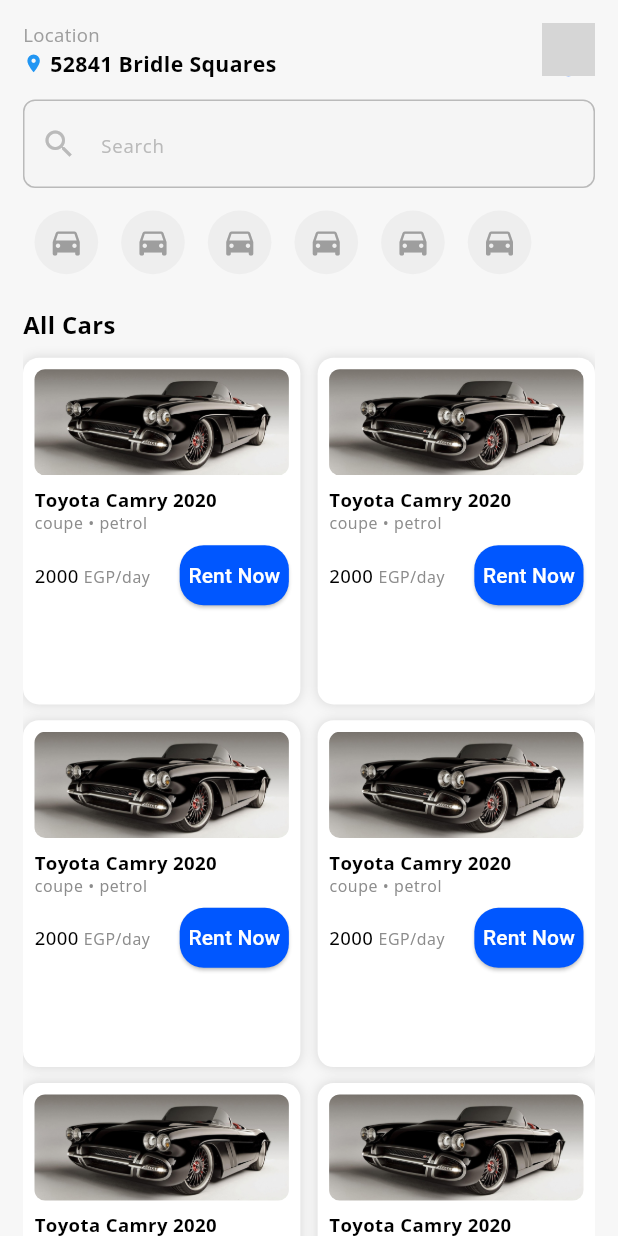
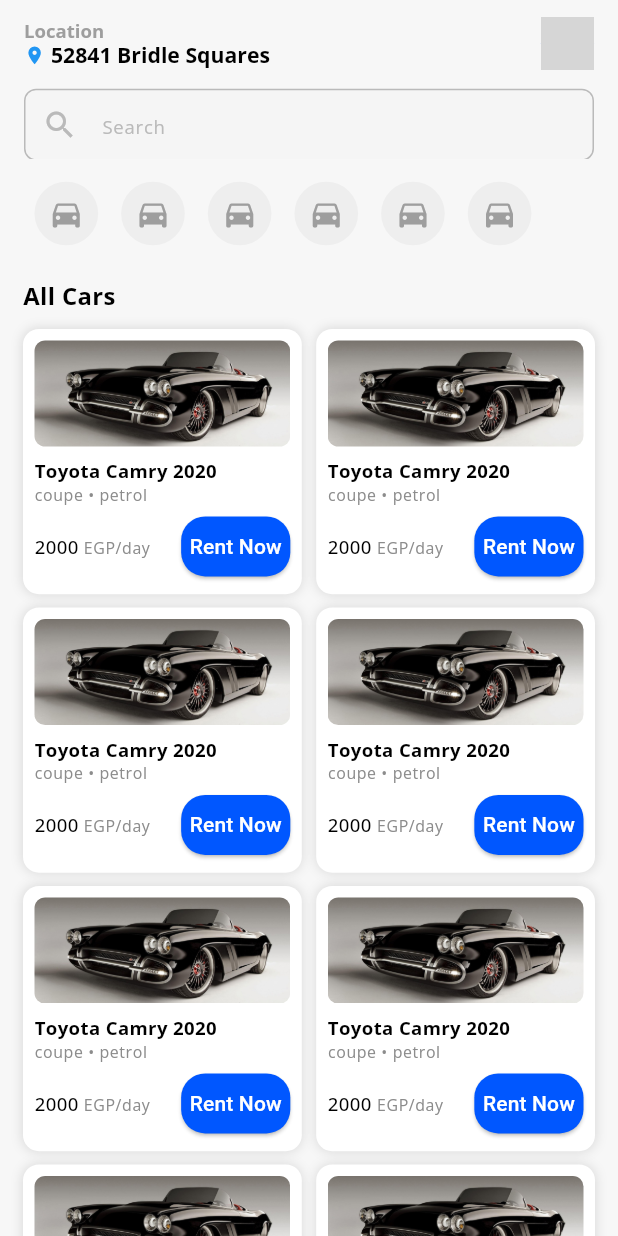
Before and after one commit to MostafaQurany/Taagira, a Flutter app: the screen it shows after launch, on a phone screen of 412 x 824 dp. Run offline on Flutter 3.47's test engine with Material 3 defaults, Android fonts, the phone set to English and light mode, and no system bars; our stand-ins replace bloc, carousel_slider, cloud_firestore, firebase_auth, firebase_core, flutter_bloc and 7 more; accounts and stored records are empty; grey boxes are pictures that could not be loaded.

Commit message:
- make the car_car_builder with sliver for easlly scrolling

```diff
--- a/lib/core/routes/app_router.dart
+++ b/lib/core/routes/app_router.dart
@@ -3,12 +3,14 @@
 import 'package:taggira/core/di/di.dart'; // Assuming you use get_it (`sl`)
 import 'package:taggira/core/routes/routes.dart';
 import 'package:taggira/features/car/cubit/add_car_cubit.dart';
+import 'package:taggira/features/car/models/car_model.dart';
 import 'package:taggira/features/car/ui/add_car_screen.dart';
 import 'package:taggira/features/auth/cubit/auth_cubit.dart';
 import 'package:taggira/features/auth/ui/register_screen.dart';
 import 'package:taggira/features/auth/ui/screens/login/login_screen.dart';
 import 'package:taggira/features/auth/ui/screens/otp/otp_screen.dart';
 import 'package:taggira/features/auth/ui/screens/sign%20up/sign_up_screen.dart';
+import 'package:taggira/features/car/ui/car_card_details_screen.dart';
 import 'package:taggira/features/car/ui/car_home_screen.dart';
 
 class AppRouter {
@@ -21,6 +23,16 @@
               create: (context) => getIt<AddCarCubit>(),
               child: CarHomeScreen(),
             ),
+        routes: [
+          GoRoute(
+            path: "/${Routes.carCardDetailsScreen}",
+            name: Routes.carCardDetailsScreen,
+            builder: (context, state) {
+              final carModel = state.extra as CarModel;
+              return CarCardDetailsScreen(carModel: carModel);
+            },
+          ),
+        ],
       ),
       // RegisterScreen (no AuthCubit)
       //GoRoute(path: '/', builder: (context, state) => RegisterScreen()),
--- a/lib/core/routes/routes.dart
+++ b/lib/core/routes/routes.dart
@@ -4,5 +4,6 @@
   static const String loginScreen = "LoginScreen";
   static const String otpScreen = "OTPScreen";
   static const String homeLayout = "HomeLayout";
-  static const String newLoginScreen = "New Login Screen";
+  static const String newLoginScreen = "NewLoginScreen";
+  static const String carCardDetailsScreen = "CarCardDetailsScreen";
 }
--- a/lib/features/car/ui/car_home_screen.dart
+++ b/lib/features/car/ui/car_home_screen.dart
@@ -1,9 +1,7 @@
 import 'package:flutter/material.dart';
 import 'package:flutter_screenutil/flutter_screenutil.dart';
-import 'package:lucide_icons/lucide_icons.dart';
-import 'package:carousel_slider/carousel_slider.dart';
-import 'package:taggira/features/car/models/car_model.dart';
-import 'package:taggira/features/car/ui/widgets/carHome/car_card.dart';
+import 'package:taggira/core/utils/extensions/app_extensions.dart';
+import 'package:taggira/features/car/ui/widgets/carHome/car_card_builder.dart';
 
 class CarHomeScreen extends StatelessWidget {
   const CarHomeScreen({super.key});
@@ -12,13 +10,19 @@
   Widget build(BuildContext context) {
     return Scaffold(
       body: SafeArea(
-        child: Padding(
-          padding: EdgeInsets.symmetric(horizontal: 16.w),
-          child: SingleChildScrollView(
-            child: Column(
-              crossAxisAlignment: CrossAxisAlignment.start,
+        child: CustomScrollView(
+          //  key: const PageStorageKey('car_home_scroll'),
+          slivers: [
+            SliverAppBar(
+              floating: true,
+              snap: true,
+              backgroundColor: Theme.of(context).scaffoldBackgroundColor,
+              elevation: 0,
+              toolbarHeight: 120.h,
+              title: Column(
                 children: [
-                SizedBox(height: 16.h),
+                  hSize(h: 14),
+
                   Row(
                     mainAxisAlignment: MainAxisAlignment.spaceBetween,
                     children: [
@@ -27,7 +31,10 @@
                         children: [
                           Text(
                             "Location",
-                          style: TextStyle(color: Colors.grey, fontSize: 14.sp),
+                            style: TextStyle(
+                              color: Colors.grey,
+                              fontSize: 14.sp,
+                            ),
                           ),
                           Row(
                             children: [
@@ -48,17 +55,23 @@
                           ),
                         ],
                       ),
+
+                      SizedBox(width: 8.w),
                       CircleAvatar(
                         radius: 20.r,
                         backgroundImage: AssetImage('assets/images/user.png'),
                       ),
                     ],
                   ),
-                SizedBox(height: 16.h),
-                TextField(
+                  hSize(h: 14),
+                  Row(
+                    children: [
+                      Expanded(
+                        child: TextField(
                           decoration: InputDecoration(
                             hintText: "Search",
                             prefixIcon: Icon(Icons.search),
+                            contentPadding: EdgeInsets.zero,
                             border: OutlineInputBorder(
                               borderRadius: BorderRadius.circular(12.r),
                               borderSide: BorderSide.none,
@@ -67,7 +80,20 @@
                             fillColor: Colors.grey.shade100,
                           ),
                         ),
+                      ),
+                    ],
+                  ),
+                ],
+              ),
+            ),
+            SliverToBoxAdapter(
+              child: Padding(
+                padding: EdgeInsets.symmetric(horizontal: 16.w),
+                child: Column(
+                  crossAxisAlignment: CrossAxisAlignment.start,
+                  children: [
                     SizedBox(height: 16.h),
+
                     SizedBox(
                       height: 50.h,
                       child: ListView(
@@ -79,7 +105,10 @@
                             child: CircleAvatar(
                               radius: 24.r,
                               backgroundColor: Colors.grey.shade200,
-                          child: Icon(Icons.directions_car, color: Colors.grey),
+                              child: Icon(
+                                Icons.directions_car,
+                                color: Colors.grey,
+                              ),
                             ),
                           ),
                         ),
@@ -94,62 +123,15 @@
                       ),
                     ),
                     SizedBox(height: 12.h),
-                GridView.count(
-                  physics: NeverScrollableScrollPhysics(),
-                  shrinkWrap: true,
-                  crossAxisCount: 2,
-                  crossAxisSpacing: 12.w,
-                  mainAxisSpacing: 12.h,
-                  childAspectRatio: 0.8,
-                  children: List.generate(
-                    6,
-                    (index) => CarCard(
-                      carModel: CarModel(
-                        id: "id",
-                        ownerId: "ownerId",
-                        images: [],
-                        brand: "Toyota",
-                        model: "Camry",
-                        year: 2020,
-                        type: CarType.coupe,
-                        transmission: CarTransmission.automatic,
-                        fuelType: CarFuelType.petrol,
-                        seats: 6,
-                        color: "Color",
-                        pricePerDay: 2000,
-                        location: "Egypt",
-                        isAvailable: true,
-                        createdAt: DateTime.now(),
-                      ),
-                    ),
-                  ),
-                ),
-                SizedBox(height: 80.h),
                   ],
                 ),
               ),
             ),
+            CarCardBuilder(),
+            SliverToBoxAdapter(child: SizedBox(height: 80.h)),
+          ],
         ),
-      // bottomNavigationBar: BottomNavigationBar(
-      //   type: BottomNavigationBarType.fixed,
-      //   selectedItemColor: Colors.blue,
-      //   unselectedItemColor: Colors.grey,
-      //   items: const [
-      //     BottomNavigationBarItem(icon: Icon(Icons.home), label: "Home"),
-      //     BottomNavigationBarItem(
-      //       icon: Icon(Icons.favorite_border),
-      //       label: "Favorites",
-      //     ),
-      //     BottomNavigationBarItem(
-      //       icon: Icon(Icons.shopping_cart_outlined),
-      //       label: "Bookings",
-      //     ),
-      //     BottomNavigationBarItem(
-      //       icon: Icon(Icons.person_outline),
-      //       label: "Profile",
-      //     ),
-      //   ],
-      // ),
+      ),
     );
   }
 }
```
Also changed, not shown: lib/features/car/ui/car_card_details_screen.dart (added, +13 -0 lines), lib/features/car/ui/widgets/carHome/car_card_builder.dart (added, +72 -0 lines). Lines whose indentation alone changed are shown as unchanged.
